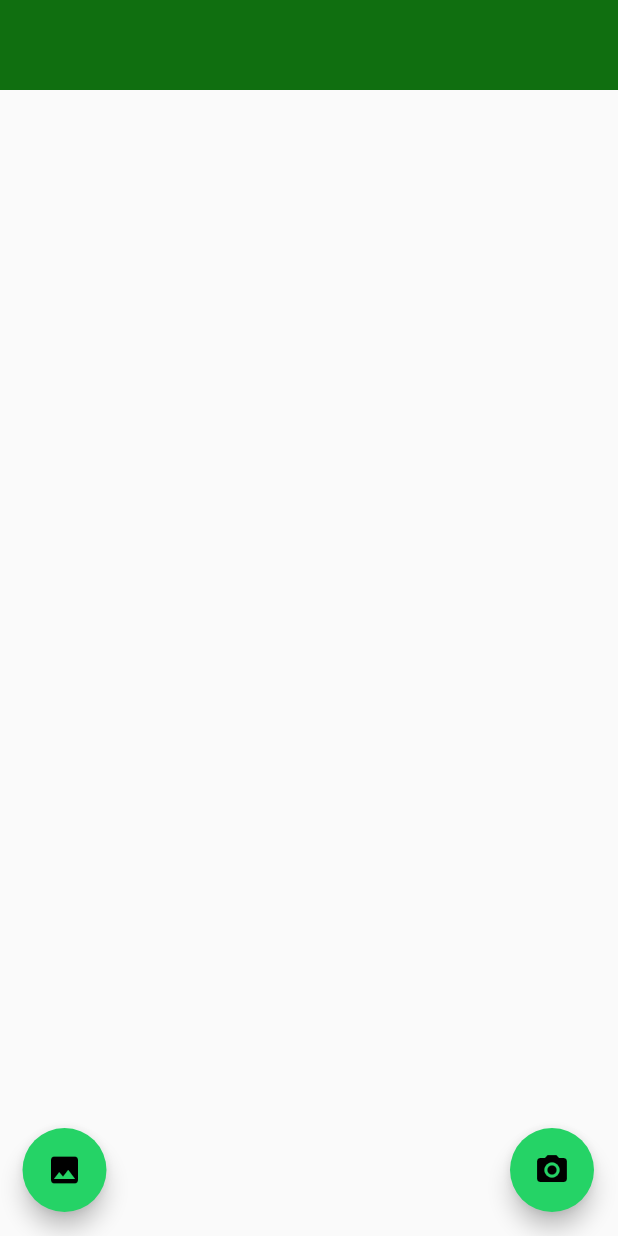
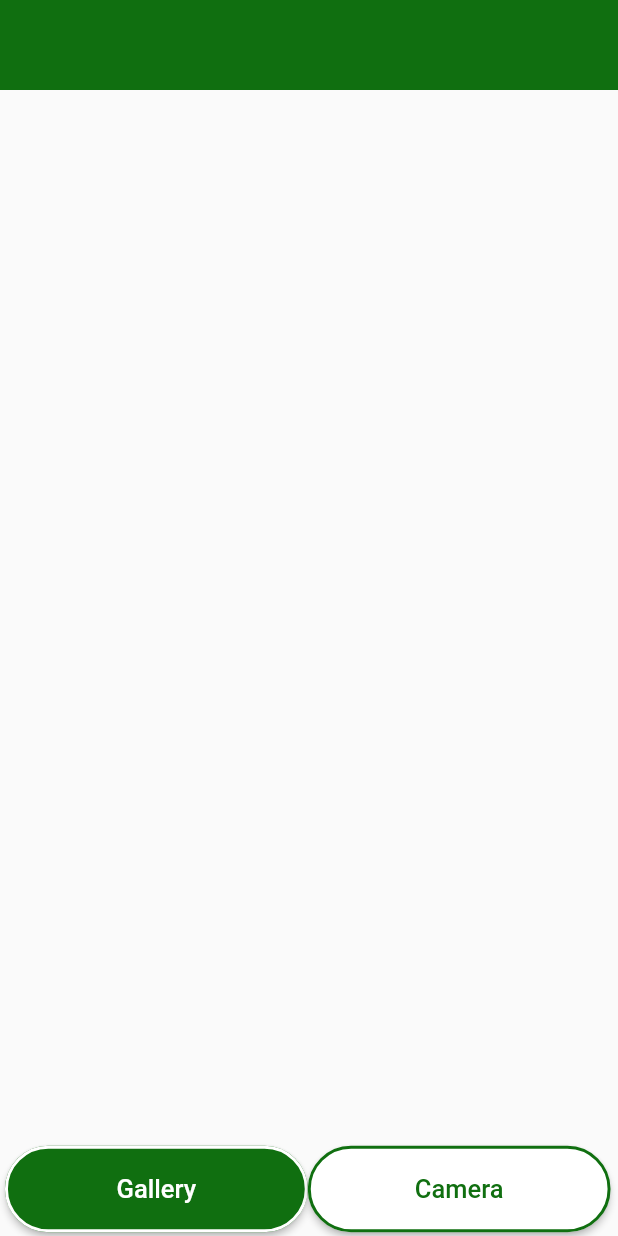
Before and after one commit to kasaram/Doc-Scanner-App-Flutter, a Flutter app: the TakeImage screen opened directly, on a phone screen of 412 x 824 dp. Run offline on Flutter 3.47's test engine with Material 2 defaults, Android fonts, the phone set to English and light mode, and no system bars; our stand-ins replace image_picker.

Commit message:
Updated Imgae picker

```diff
--- a/lib/Take_Image.dart
+++ b/lib/Take_Image.dart
@@ -10,6 +10,7 @@ class TakeImage extends StatefulWidget {
 class _TakeImageState extends State<TakeImage> {
   File _image;
   final picker = ImagePicker();
+
 
   Future getImage() async {
     final pickedFile = await picker.getImage(source: ImageSource.camera);
@@ -79,23 +80,26 @@ class _TakeImageState extends State<TakeImage> {
                           onPressed: ()=>{movetoLastscreen()},
                         ),
 
-                        RaisedButton(
+                        MaterialButton(
                           onPressed: ()=>{
                             createAlertDialog(context)
                           },
                           textColor: Colors.white,
                           color: Color(0xff106f10),
+                          disabledElevation: 0.0,
 
                           child: Text(file ,
                             style: TextStyle(fontSize: 20.0),),
                         ),
-                        Align(
-                            alignment: Alignment.topRight,
-                            child: IconButton(
+
+
+
+                            IconButton(
                               icon: Icon(Icons.more_vert),
+
                               onPressed: ()=>{},
                             )
-                        ),
+
 
 
                       ],
@@ -107,22 +111,56 @@ class _TakeImageState extends State<TakeImage> {
           ],
         ),
       ),
-      floatingActionButton: Stack(
+      body: Stack(
         children: <Widget>[
-          Padding(padding: EdgeInsets.only(left:31),
-            child: Align(
-              alignment: Alignment.bottomLeft,
-              child: FloatingActionButton(
-                onPressed: ()=>{openGallery()},
-                child: Icon(Icons.insert_photo),),
-            ),),
+          Positioned(
+            bottom: MediaQuery.of(context).size.height*.003,
+            left: MediaQuery.of(context).size.width*.008,
+            right: MediaQuery.of(context).size.width*.006,
+            child: Container(
 
-          Align(
-            alignment: Alignment.bottomRight,
-            child: FloatingActionButton(
-              onPressed: ()=>{getImage()},
-              child: Icon(Icons.photo_camera),),
-          ),
+                child: Stack(
+                  children: <Widget>[
+                  Row(
+                    children: <Widget>[
+                      SizedBox(
+                        width: MediaQuery.of(context).size.width*0.49,
+                        height: MediaQuery.of(context).size.height*0.07,
+                        child: MaterialButton(
+                          shape: RoundedRectangleBorder(
+                            borderRadius: BorderRadius.circular(30.0),
+                            side: BorderSide(color: Colors.white,width: 2.0)
+                          ),
+                          color: Color(0xff106f10),
+                          onPressed: ()=>{openGallery()},
+
+                          child: Text("Gallery",style: TextStyle(color: Colors.white,fontSize: 17.0),),
+                      ),
+                ),
+
+                    SizedBox(
+                      width: MediaQuery.of(context).size.width*0.49,
+                      height: MediaQuery.of(context).size.height*0.07,
+                      child: MaterialButton(
+                        shape: RoundedRectangleBorder(
+                          borderRadius: BorderRadius.circular(30.0),
+                          side: BorderSide(color: Color(0xff106f10),width: 2.0),
+
+                        ),
+
+                        color: Colors.white,
+                        onPressed: ()=>{getImage()},
+
+                        child: Text("Camera",style: TextStyle(color: Color(0xff106f10),fontSize: 17.0),),
+                      ),
+                    )
+                    ]
+                )
+              ]
+                ),
+              ),
+            ),
+
         ],
       ),
     );
```
